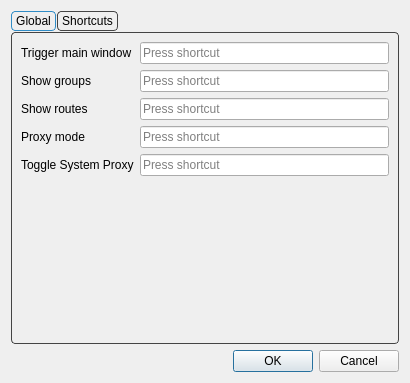
Before: the Qt Designer form include/ui/setting/dialog_hotkey.ui in shengmo0210/Throne, drawn with Qt 5.
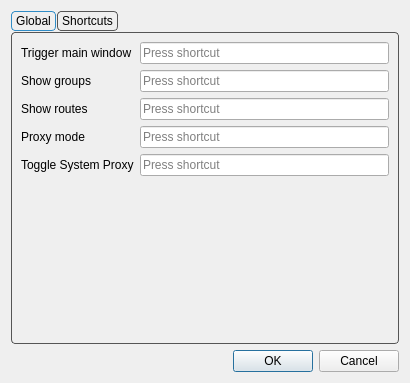
After: the same form once the commit is applied. Custom widgets are drawn as their Qt base class.

What changed in the file:
```diff
--- a/include/ui/setting/dialog_hotkey.ui
+++ b/include/ui/setting/dialog_hotkey.ui
@@ -19,7 +19,7 @@
      <property name="styleSheet">
       <string notr="true">QTabWidget::pane {
     margin-top: 1px;
-    border: 1px solid #444444;
+    border: 1px solid #555555;
     border-radius: 4px;
 }
 
@@ -29,7 +29,7 @@
 }
 
 QTabBar::tab {
-    border: 1px solid #444444;
+    border: 1px solid #555555;
     border-radius: 4px;
 
     padding: 2px 4px;
@@ -41,7 +41,7 @@
 }
 
 QTabBar::tab:!selected {
-    border: 1px solid #444444;
+    border: 1px solid #555555;
 }
 
 QTabBar::tab:hover:!selected {
```
Left out of the diff: 2 changed lines with no effect on the pictures.
